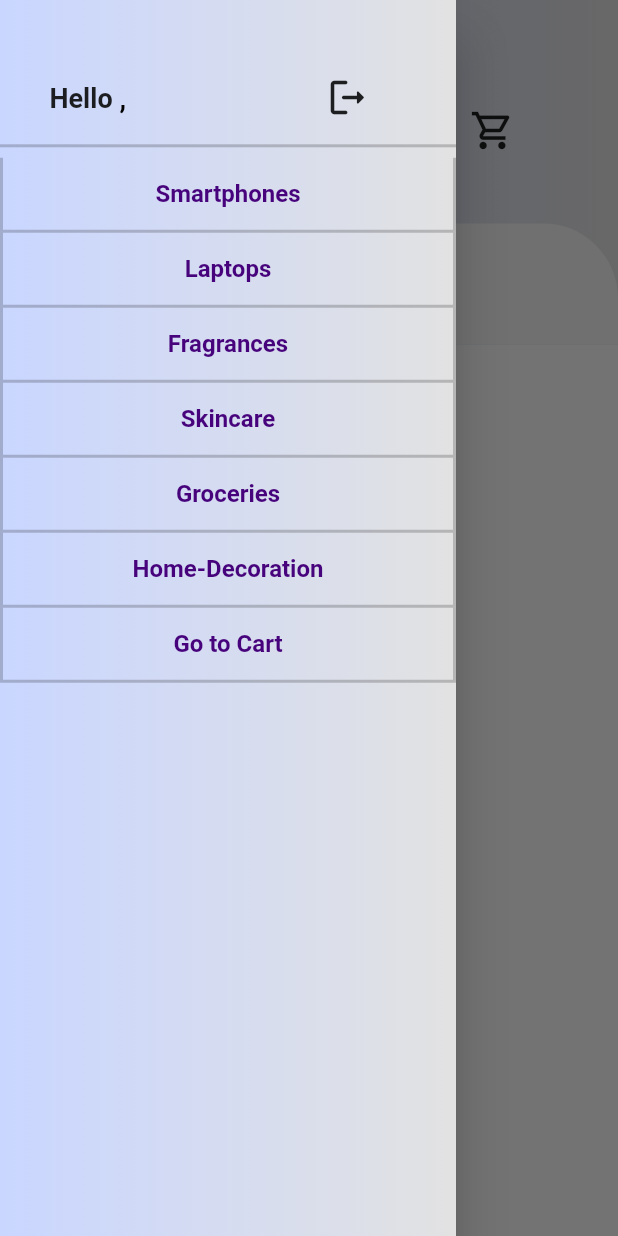
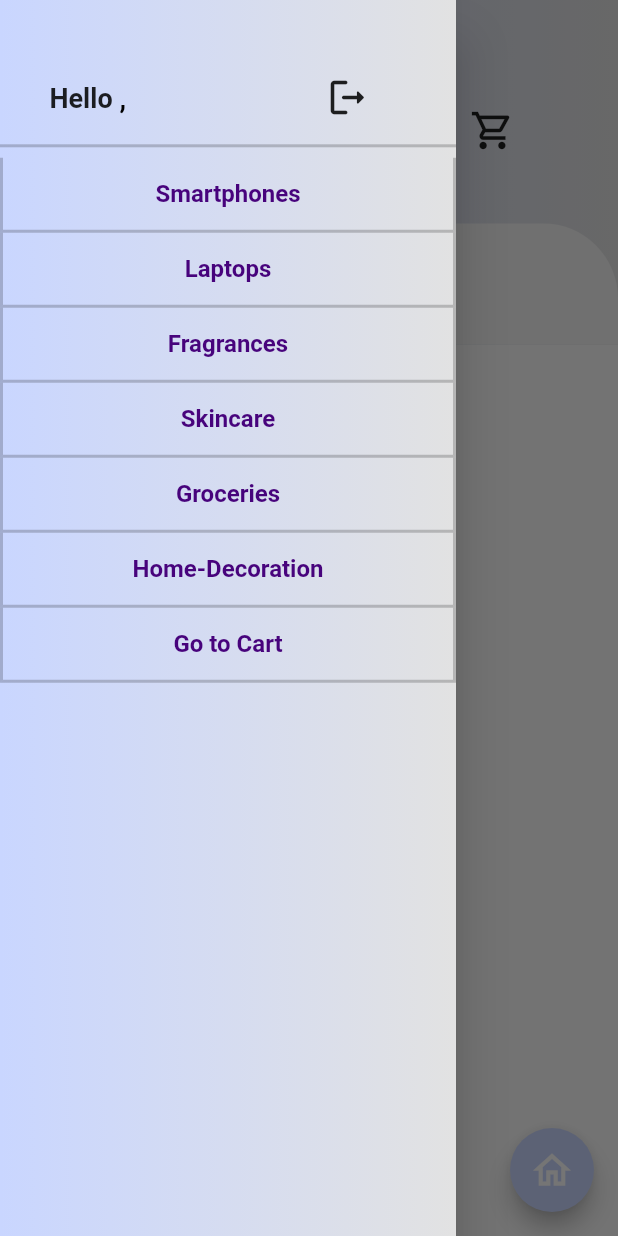
Before and after one commit to sha-rma/Shoppy, a Flutter app: the FilterPage screen opened directly with empty values, with the side drawer open, on a phone screen of 412 x 824 dp. Run offline on Flutter 3.47's test engine with Material 2 defaults, Android fonts, the phone set to English and light mode, and no system bars; our stand-ins replace cloud_firestore, firebase_auth, firebase_core, fluttertoast; accounts and stored records are empty.

Commit message:
fourth commit filter feature

```diff
--- a/lib/Screens/Filter/filter_page.dart
+++ b/lib/Screens/Filter/filter_page.dart
@@ -1,6 +1,7 @@
 // ignore_for_file: must_be_immutable
 
 import 'package:flutter/material.dart';
+import 'package:shoppy/Screens/Home/home_body.dart';
 import '../../Constants/fields.dart';
 import '../Cart/cart_body.dart';
 import '../Menu/menu_body.dart';
@@ -20,6 +21,17 @@ class _FilterPageState extends State<FilterPage> {
     var screenSize = MediaQuery.of(context).size;
     final GlobalKey<ScaffoldState> _scaffoldKey = GlobalKey<ScaffoldState>();
     return Scaffold(
+      floatingActionButton: FloatingActionButton(
+        onPressed: () {
+          Navigator.pushReplacement(
+              context, MaterialPageRoute(builder: (context) => HomeBody()));
+        },
+        child: Icon(
+          Icons.home_outlined,
+          size: 30,
+        ),
+        backgroundColor: Color(0xFFc9d6ff),
+      ),
       key: _scaffoldKey,
       drawer: MenuBody(
         prod: widget.products,
```
Also changed, not shown: lib/Screens/Cart/cart_body.dart (+10 -0 lines), lib/Screens/Home/home_body.dart (+17 -0 lines), lib/Screens/Search/search_bar.dart (+10 -0 lines).
